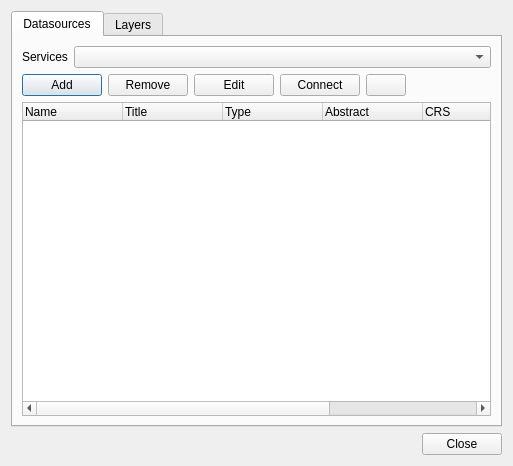
Old version of the form src/plugins/niwa/niwaplugindialogbase.ui in the repository mhugent/QGIS.
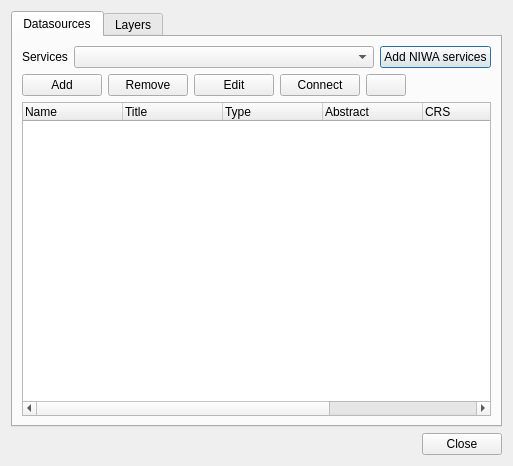
New version of the form. The open tabs and pages were chosen to show the change. Icons and pictures are not drawn.

Commit message: Implement Add NIWA sources button

Diff of the .ui file:
```diff
--- a/src/plugins/niwa/niwaplugindialogbase.ui
+++ b/src/plugins/niwa/niwaplugindialogbase.ui
@@ -42,6 +42,19 @@
          <item>
           <widget class="QComboBox" name="mServicesComboBox"/>
          </item>
+         <item>
+          <widget class="QPushButton" name="mAddNIWAServicesButton">
+           <property name="sizePolicy">
+            <sizepolicy hsizetype="Fixed" vsizetype="Fixed">
+             <horstretch>0</horstretch>
+             <verstretch>0</verstretch>
+            </sizepolicy>
+           </property>
+           <property name="text">
+            <string>Add NIWA services</string>
+           </property>
+          </widget>
+         </item>
         </layout>
        </item>
        <item row="1" column="0">
```
The commit also changes 2 other files.
